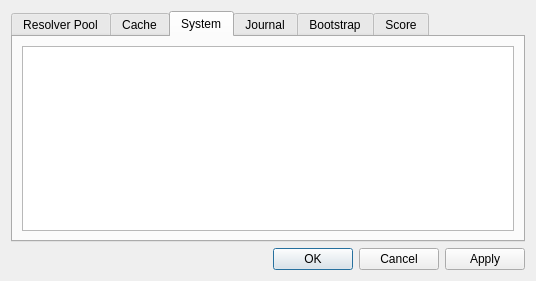
Qt form client/settings.ui (8bitgeek/OpenNIC-Wizard) before a commit.
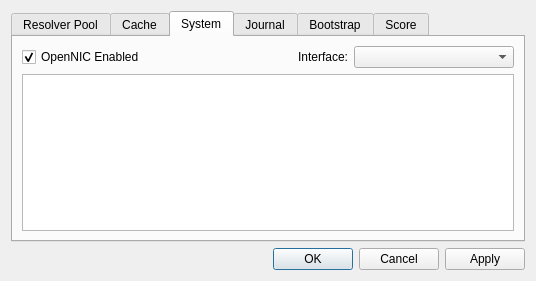
The same form after that commit. The open tabs and pages were chosen to show the change. Icons and pictures are not drawn.

Commit message: network-interface w.i.p.

```diff
--- a/client/settings.ui
+++ b/client/settings.ui
@@ -228,7 +228,30 @@
        <string>System</string>
       </attribute>
       <layout class="QGridLayout" name="gridLayout_2">
+       <item row="0" column="1">
+        <widget class="QLabel" name="label_7">
+         <property name="text">
+          <string>&lt;html&gt;&lt;head/&gt;&lt;body&gt;&lt;p align=&quot;right&quot;&gt;Interface:&lt;/p&gt;&lt;/body&gt;&lt;/html&gt;</string>
+         </property>
+        </widget>
+       </item>
        <item row="0" column="0">
+        <widget class="QCheckBox" name="openNICEnabled">
+         <property name="enabled">
+          <bool>true</bool>
+         </property>
+         <property name="text">
+          <string>OpenNIC Enabled</string>
+         </property>
+         <property name="checked">
+          <bool>true</bool>
+         </property>
+        </widget>
+       </item>
+       <item row="0" column="2">
+        <widget class="QComboBox" name="networkInterface"/>
+       </item>
+       <item row="5" column="0" colspan="3">
         <widget class="QTextBrowser" name="systemText">
          <property name="enabled">
           <bool>true</bool>
```
Left out of the diff: 2 changed lines with no effect on the pictures. The commit also changes 13 other files.
